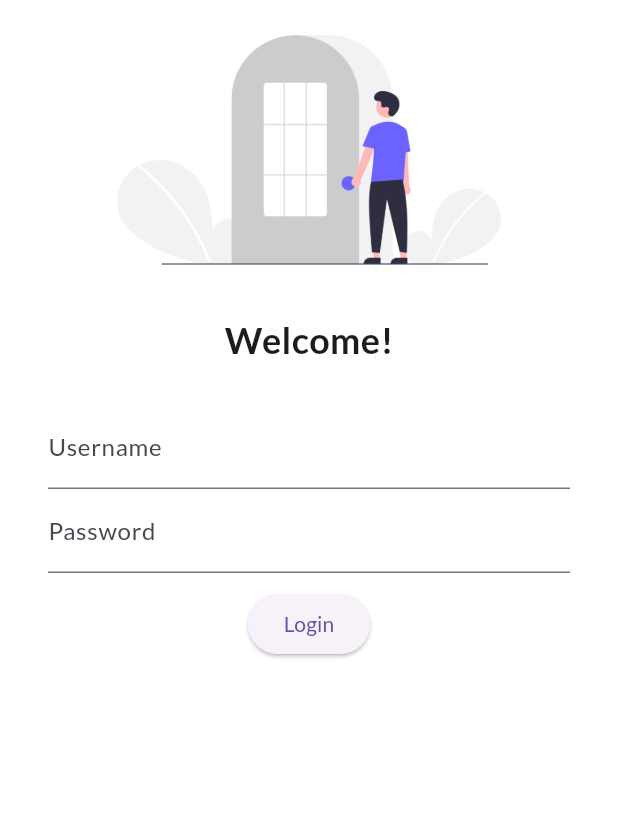
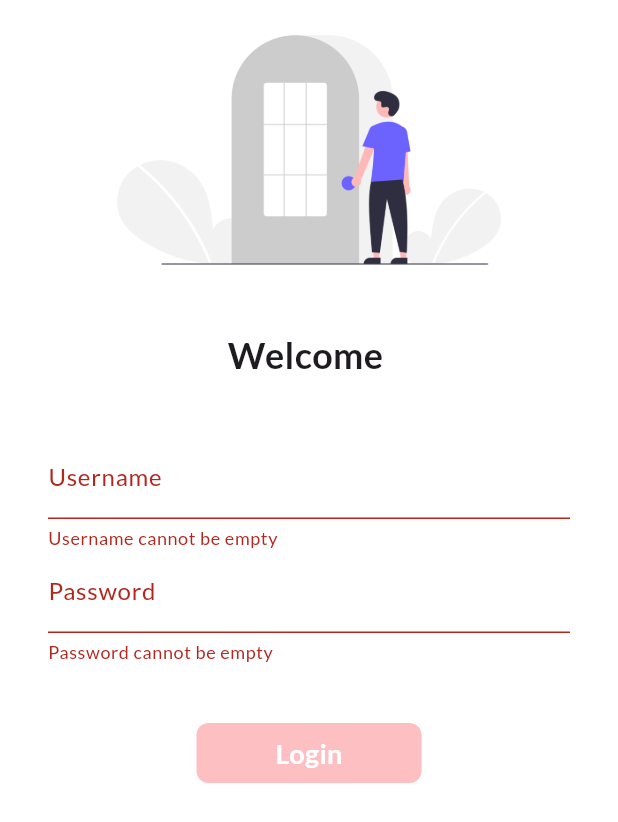
Before and after one commit to flex0ing-ag/Post-Office-, a Flutter app: the LoginPage screen opened by its route, after a tap on "Login", on a phone screen of 412 x 824 dp. Shown: the top 822 px of the screen. Run offline on Flutter 3.47's test engine with Material 3 defaults, Android fonts, the phone set to English and light mode, and no system bars; our stand-ins replace google_fonts; network calls fail.

Commit message:
Day 1 chnages

```diff
--- a/lib/pages/loginpage.dart
+++ b/lib/pages/loginpage.dart
@@ -1,12 +1,38 @@
 import 'package:flutter/material.dart';
+import 'package:flutter_application_2/utils/routes.dart';
 
-class LoginPage extends StatelessWidget {
+class LoginPage extends StatefulWidget {
   const LoginPage({super.key});
+
+  @override
+  State<LoginPage> createState() => _LoginPageState();
+}
+
+class _LoginPageState extends State<LoginPage> {
+  String name = "";
+  bool changeButton = false;
+  final _formKey = GlobalKey<FormState>();
+
+  moveToHome(BuildContext context) async {
+    if (_formKey.currentState != null && _formKey.currentState!.validate()) {
+      setState(() {
+        changeButton = true;
+      });
+      await Future.delayed(Duration(seconds: 1));
+      await Navigator.pushNamed(context, MyRoutes.homeRoute);
+      setState(() {
+        changeButton = false;
+      });
+    }
+  }
 
   @override
   Widget build(BuildContext context) {
     return Material(
       color: Colors.white, //properties
+      child: SingleChildScrollView(
+        child: Form(
+          key: _formKey,
           child: Column(
             children: [
               Image.asset(
@@ -15,42 +41,83 @@ class LoginPage extends StatelessWidget {
                 height: 200,
               ),
               const SizedBox(
-            height: 10.0,
+                height: 20.0,
               ),
-          const Text(
-            "Welcome!",
+              Text(
+                "Welcome $name",
                 style: TextStyle(fontSize: 24, fontWeight: FontWeight.bold),
               ),
               const SizedBox(
-            height: 10.0,
+                height: 20.0,
               ),
               Padding(
-              padding:
-                  const EdgeInsets.symmetric(vertical: 16.0, horizontal: 32.0),
+                padding: const EdgeInsets.symmetric(
+                    vertical: 16.0, horizontal: 32.0),
                 child: Column(
                   children: [
                     TextFormField(
                       decoration: const InputDecoration(
                           hintText: "Username", labelText: "Username"),
+                      validator: (value) {
+                        if (value == null || value.isEmpty) {
+                          return "Username cannot be empty";
+                        }
+                        return null;
+                      },
+                      onChanged: (value) {
+                        name = value;
+                        setState(() {});
+                      },
                     ),
                     TextFormField(
                       obscureText: true,
                       decoration: const InputDecoration(
                           hintText: "Enter Password", labelText: "Password"),
+                      validator: (value) {
+                        if (value == null || value.isEmpty) {
+                          return "Password cannot be empty";
+                        } else if (value.length < 6) {
+                          return "Length cannot be less than 6";
+                        }
+                        return null;
+                      },
                     ),
                     const SizedBox(
-                    height: 10.0,
+                      height: 40.0,
                     ),
-                  ElevatedButton(
-                    style: TextButton.styleFrom(),
-                    onPressed: () {
-                      print("Hi Post Office!");
-                    },
-                    child: const Text("Login"),
+                    Material(
+                      color: Color(0xFFFEBFC3),
+                      borderRadius:
+                          BorderRadius.circular(changeButton ? 50 : 8),
+                      child: InkWell(
+                        //Justice detector and Inkwell to make the login button clickable as Container is not able to make it clickable.
+                        onTap: () => moveToHome(context),
+                        child: AnimatedContainer(
+                          duration: Duration(seconds: 1),
+                          height: 40,
+                          width: changeButton ? 50 : 150,
+                          alignment: Alignment.center,
+                          child: changeButton
+                              ? Icon(
+                                  Icons.done,
+                                  color: Colors.white,
+                                )
+                              : Text(
+                                  "Login",
+                                  style: TextStyle(
+                                      color: Colors.white,
+                                      fontWeight: FontWeight.bold,
+                                      fontSize: 18),
+                                ),
+                        ),
+                      ),
                     ),
                   ],
-              ))
+                ),
+              )
             ],
+          ),
+        ),
       ),
     );
   }
--- /dev/null
+++ b/lib/utils/routes.dart
@@ -0,0 +1,4 @@
+class MyRoutes {
+  static String loginRoute = "/login";
+  static String homeRoute = "/home";
+}
--- /dev/null
+++ b/lib/widgets/themes.dart
@@ -0,0 +1,22 @@
+import 'package:flutter/material.dart';
+import 'package:google_fonts/google_fonts.dart';
+
+class MyTheme {
+  static ThemeData LightTheme(BuildContext context) => ThemeData(
+        primarySwatch: Colors.red,
+        fontFamily: GoogleFonts.lato().fontFamily,
+        appBarTheme: AppBarTheme(
+          color: Color(0xFFB00B3B),
+          elevation: 0.0,
+          iconTheme: IconThemeData(color: Colors.black),
+          titleTextStyle: TextStyle(
+            color: Colors.white,
+            fontSize: 20.0,
+            fontFamily: GoogleFonts.lato().fontFamily,
+          ),
+        ),
+      );
+  static ThemeData DarkTheme(BuildContext context) => ThemeData(
+        brightness: Brightness.dark,
+      );
+}
```
Also changed, not shown: lib/main.dart (+10 -11 lines), lib/models/postoffice.dart (added, +40 -0 lines), lib/pages/homepage.dart (+17 -4 lines), lib/widgets/drawer.dart (added, +71 -0 lines), lib/widgets/itemwidget.dart (added, +30 -0 lines). Lines whose indentation alone changed are shown as unchanged.
